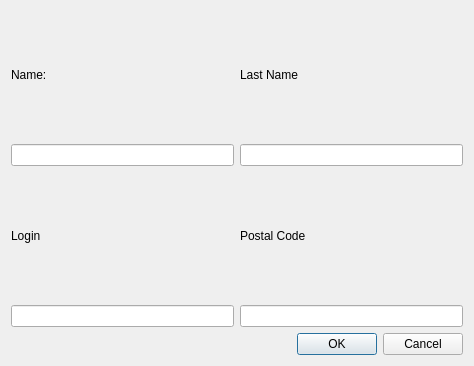
This is addnewuser.ui in Jarek173/sqllite_qt as Qt 5 draws it before an edit. The edited form follows.
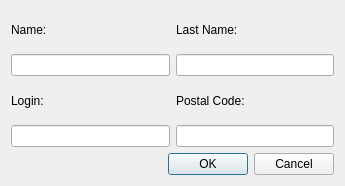
This is the edited form.

Patch:
```diff
--- a/addnewuser.ui
+++ b/addnewuser.ui
@@ -6,8 +6,8 @@
    <rect>
     <x>0</x>
     <y>0</y>
-    <width>474</width>
-    <height>366</height>
+    <width>345</width>
+    <height>186</height>
    </rect>
   </property>
   <property name="windowTitle">
@@ -35,7 +35,7 @@
        <item>
         <widget class="QLabel" name="label_2">
          <property name="text">
-          <string>Last Name</string>
+          <string>Last Name:</string>
          </property>
         </widget>
        </item>
@@ -53,7 +53,7 @@
        <item>
         <widget class="QLabel" name="label_4">
          <property name="text">
-          <string>Login</string>
+          <string>Login:</string>
          </property>
         </widget>
        </item>
@@ -67,7 +67,7 @@
        <item>
         <widget class="QLabel" name="label_3">
          <property name="text">
-          <string>Postal Code</string>
+          <string>Postal Code:</string>
          </property>
         </widget>
        </item>
```
